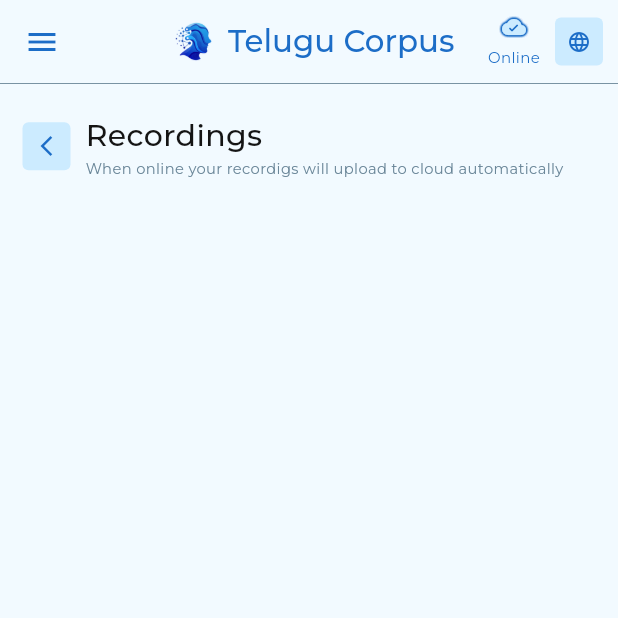
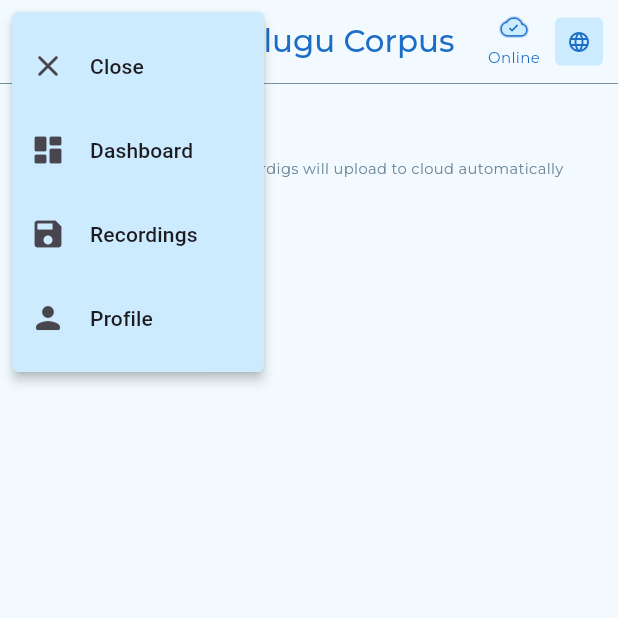
Before and after one commit to Sharathchenna/Telugu-LLm, a Flutter app: the MemoView screen opened by its route, after a tap on the "menu" icon, on a phone screen of 412 x 824 dp, the top half of it. Run offline on Flutter 3.47's test engine with Material 3 defaults, Android fonts, the phone set to English and light mode, and no system bars; our stand-ins replace appwrite, avatar_glow, awesome_snackbar_content, camera, connectivity_plus, flutter_svg and 10 more; missing offline and left inert: flexi_chip, flutter_background_service, record; accounts and stored records are empty.

Commit message:
Sidebar Menu implemented

```diff
--- a/lib/ui/widgets/common/my_app_bar/my_app_bar.dart
+++ b/lib/ui/widgets/common/my_app_bar/my_app_bar.dart
@@ -25,13 +25,7 @@ class MyAppBar extends StackedView<MyAppBarModel>
       elevation: 0,
       centerTitle: true,
       automaticallyImplyLeading: false,
-      leading: GestureDetector(
-        onTap: viewModel.navigateToMemoScreen,
-        child: const Icon(
-          Icons.menu,
-          color: kcPrimaryBlueColor,
-        ),
-      ),
+      leading: viewModel.popupMenu,
       title: Row(
         mainAxisSize: MainAxisSize.max,
         mainAxisAlignment: MainAxisAlignment.center,
--- a/lib/ui/widgets/common/my_app_bar/my_app_bar_model.dart
+++ b/lib/ui/widgets/common/my_app_bar/my_app_bar_model.dart
@@ -17,10 +17,70 @@ class MyAppBarModel extends ReactiveViewModel {
     return [networkService];
   }
 
+  void navigateBack() => _navigationService.back();
+  void navigateToDashboardScreen() => _navigationService.navigateToDashboardView();
   void navigateToMemoScreen() => _navigationService.navigateToMemoView();
   void navigateToProfileScreen() {
     _navigationService.navigateToProfileView();
   }
+
+  Widget get popupMenu => PopupMenuButton(
+        icon: const Icon(
+          Icons.menu,
+          color: kcPrimaryBlueColor,
+        ),
+        color: kcVeryBlueLightColor,
+        onSelected: (value) {
+          switch (value) {
+            case 0:
+              navigateBack();
+              break;
+            case 1:
+              navigateToDashboardScreen();
+              break;
+            case 2:
+              navigateToMemoScreen();
+              break;
+            case 3:
+              navigateToProfileScreen();
+              break;
+          }
+        },
+        itemBuilder: (BuildContext context) {
+          return [
+            const PopupMenuItem(
+              value: 0,
+              child: ListTile(
+                title: Text("Close"),
+                leading: Icon(Icons.close_rounded),
+                // close the menu
+
+              ),
+            ),
+            const PopupMenuItem(
+              value: 1,
+              child: ListTile(
+                title: Text("Dashboard"),
+                leading: Icon(Icons.dashboard_rounded),
+              ),
+            ),
+            const PopupMenuItem(
+              value: 2,
+              child: ListTile(
+                title: Text("Recordings"),
+                leading: Icon(Icons.save),
+              ),
+            ),
+            const PopupMenuItem(
+              value: 3,
+              child: ListTile(
+                title: Text("Profile"),
+                leading: Icon(Icons.person_rounded),
+              ),
+            ),
+          ];
+        },
+      );
 
   Widget get networkWidget => AnimatedCrossFade(
       firstChild: Column(
```
